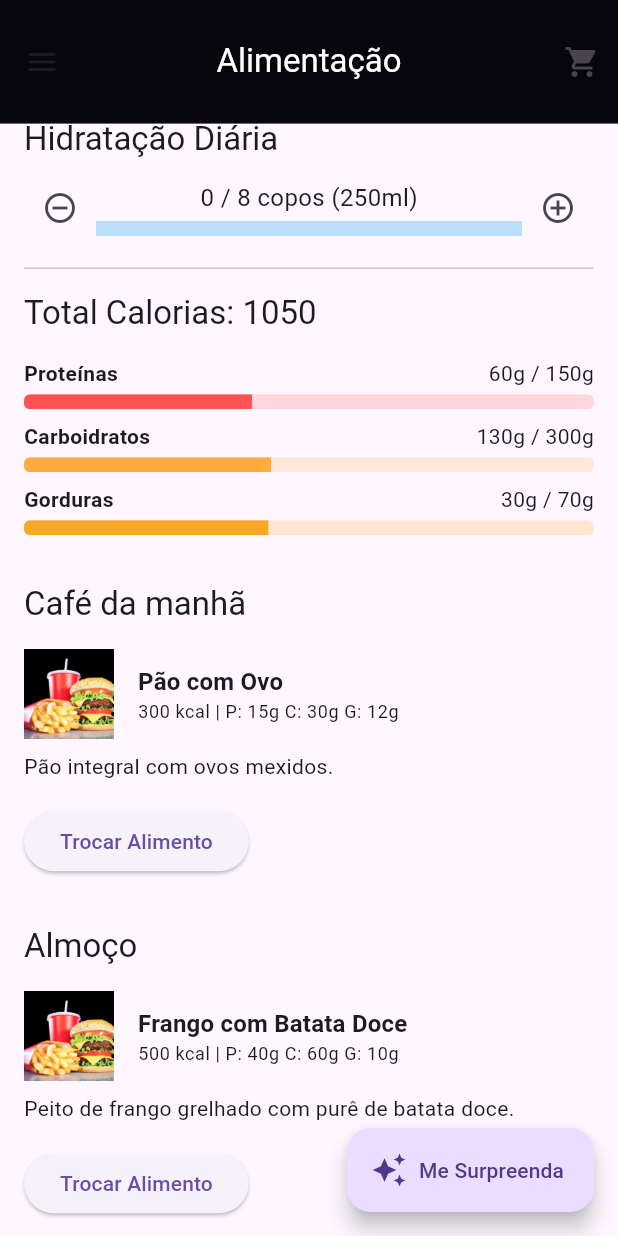
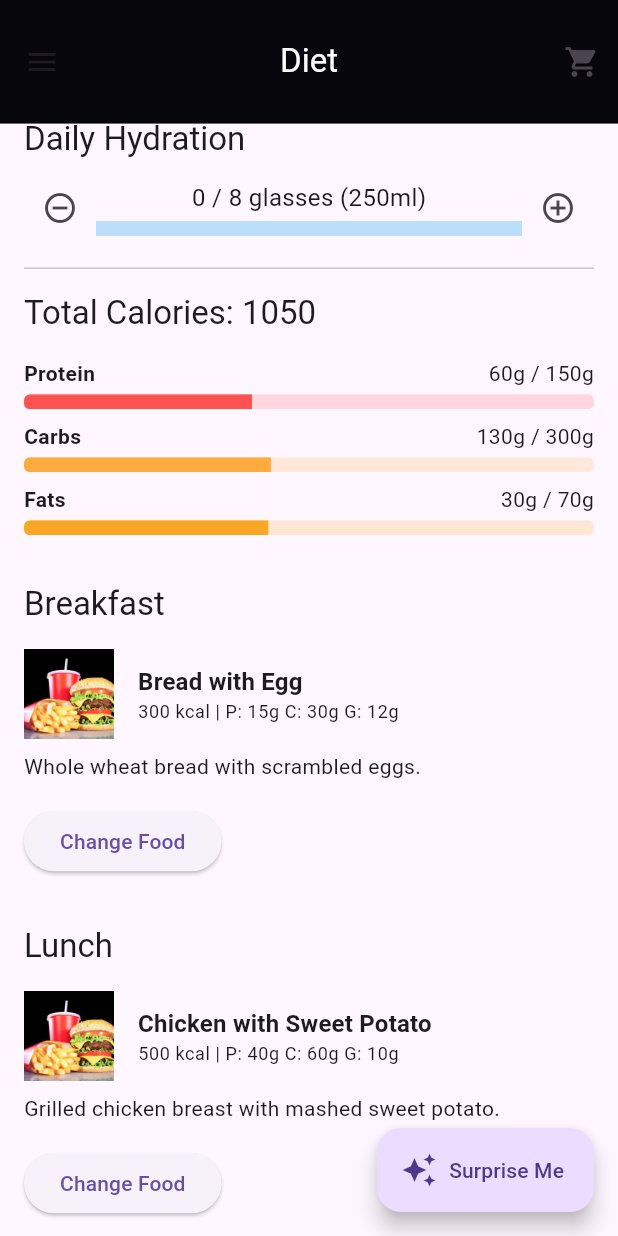
Before and after one commit to juninmd/my-food, a Flutter app: the screen it shows after launch, scrolled down 164 dp, on a phone screen of 412 x 824 dp. Run offline on Flutter 3.47's test engine with Material 3 defaults, Android fonts, the phone set to English and light mode, and no system bars; our stand-ins replace carousel_slider, shared_preferences; network calls fail.

Commit message:
feat: implement localization (l10n) and update roadmap
- Add `flutter_localizations` and `intl` dependencies.
- Configure `l10n.yaml` to generate localization files in `lib/l10n/generated`.
- Create `lib/l10n/app_en.arb` and `lib/l10n/app_pt.arb` with comprehensive string keys.
- Refactor `BmiCalculator` to return `BmiCategory` enum for localized UI handling.
- Refactor `MealData` to support localized content via `AppLocalizations`.
- Refactor `MealPage`, `ShoppingListPage`, `RandomRecipePage`, and `BMICalculatorPage` to use localized strings.
- Update `main.dart` with localization delegates and supported locales.
- Update all relevant tests to use localized context and English expectations.
- Mark "Persistent Storage" and "Localization" as completed in `AGENTS.md`.

Co-authored-by: juninmd <6952134+juninmd@users.noreply.github.com>

```diff
--- /dev/null
+++ b/l10n.yaml
@@ -0,0 +1,5 @@
+arb-dir: lib/l10n
+template-arb-file: app_en.arb
+output-class: AppLocalizations
+output-dir: lib/l10n/generated
+synthetic-package: false
--- a/lib/data/meal_data.dart
+++ b/lib/data/meal_data.dart
@@ -1,102 +1,109 @@
+import 'package:my_food/l10n/generated/app_localizations.dart';
 import '../models/meal.dart';
 
 class MealData {
-  static const List<Meal> breakfastOptions = [
+  static List<Meal> getBreakfastOptions(AppLocalizations l10n) {
+    return [
       Meal(
-      name: 'Pão com Ovo',
+        name: l10n.mealBreadWithEggName,
         imagePath: 'assets/images/lanche.jpg',
         calories: 300,
         protein: 15,
         carbs: 30,
         fat: 12,
-      description: 'Pão integral com ovos mexidos.',
-      ingredients: ['Pão integral', 'Ovos', 'Manteiga', 'Sal'],
+        description: l10n.mealBreadWithEggDesc,
+        ingredients: [l10n.ingWholeWheatBread, l10n.ingEggs, l10n.ingButter, l10n.ingSalt],
       ),
       Meal(
-      name: 'Mingau de Aveia',
+        name: l10n.mealOatmealName,
         imagePath: 'assets/images/lanche.jpg',
         calories: 250,
         protein: 8,
         carbs: 45,
         fat: 5,
-      description: 'Aveia cozida com leite e canela.',
-      ingredients: ['Aveia', 'Leite', 'Canela', 'Açúcar'],
+        description: l10n.mealOatmealDesc,
+        ingredients: [l10n.ingOats, l10n.ingMilk, l10n.ingCinnamon, l10n.ingSugar],
       ),
       Meal(
-      name: 'Frutas com Iogurte',
+        name: l10n.mealFruitYogurtName,
         imagePath: 'assets/images/lanche.jpg',
         calories: 200,
         protein: 6,
         carbs: 40,
         fat: 2,
-      description: 'Salada de frutas com iogurte natural.',
-      ingredients: ['Banana', 'Maçã', 'Iogurte Natural', 'Mel'],
+        description: l10n.mealFruitYogurtDesc,
+        ingredients: [l10n.ingBanana, l10n.ingApple, l10n.ingNaturalYogurt, l10n.ingHoney],
       ),
     ];
+  }
 
-  static const List<Meal> lunchOptions = [
+  static List<Meal> getLunchOptions(AppLocalizations l10n) {
+    return [
       Meal(
-      name: 'Frango com Batata Doce',
+        name: l10n.mealChickenSweetPotatoName,
         imagePath: 'assets/images/lanche.jpg',
         calories: 500,
         protein: 40,
         carbs: 60,
         fat: 10,
-      description: 'Peito de frango grelhado com purê de batata doce.',
-      ingredients: ['Peito de frango', 'Batata doce', 'Azeite', 'Sal'],
+        description: l10n.mealChickenSweetPotatoDesc,
+        ingredients: [l10n.ingChickenBreast, l10n.ingSweetPotato, l10n.ingOliveOil, l10n.ingSalt],
       ),
       Meal(
-      name: 'Salada Ceasar',
+        name: l10n.mealCaesarSaladName,
         imagePath: 'assets/images/lanche.jpg',
         calories: 400,
         protein: 25,
         carbs: 15,
         fat: 25,
-      description: 'Alface, croutons e molho especial.',
-      ingredients: ['Alface', 'Croutons', 'Queijo parmesão', 'Molho Caesar', 'Frango'],
+        description: l10n.mealCaesarSaladDesc,
+        ingredients: [l10n.ingLettuce, l10n.ingCroutons, l10n.ingParmesanCheese, l10n.ingCaesarSauce, l10n.ingChicken],
       ),
       Meal(
-      name: 'Peixe Grelhado',
+        name: l10n.mealGrilledFishName,
         imagePath: 'assets/images/lanche.jpg',
         calories: 450,
         protein: 35,
         carbs: 20,
         fat: 20,
-      description: 'Filé de tilápia com legumes.',
-      ingredients: ['Tilápia', 'Brócolis', 'Cenoura', 'Azeite'],
+        description: l10n.mealGrilledFishDesc,
+        ingredients: [l10n.ingTilapia, l10n.ingBroccoli, l10n.ingCarrot, l10n.ingOliveOil],
       ),
     ];
+  }
 
-  static const List<Meal> dinnerOptions = [
+  static List<Meal> getDinnerOptions(AppLocalizations l10n) {
+    return [
       Meal(
-      name: 'Sopa de Legumes',
+        name: l10n.mealVegetableSoupName,
         imagePath: 'assets/images/lanche.jpg',
         calories: 250,
         protein: 5,
         carbs: 40,
         fat: 8,
-      description: 'Sopa leve com variedade de legumes.',
-      ingredients: ['Batata', 'Cenoura', 'Abobrinha', 'Cebola', 'Alho'],
+        description: l10n.mealVegetableSoupDesc,
+        ingredients: [l10n.ingPotato, l10n.ingCarrot, l10n.ingZucchini, l10n.ingOnion, l10n.ingGarlic],
       ),
       Meal(
-      name: 'Omelete de Queijo',
+        name: l10n.mealCheeseOmeletName,
         imagePath: 'assets/images/lanche.jpg',
         calories: 350,
         protein: 20,
         carbs: 5,
         fat: 28,
-      description: 'Omelete recheado com queijo minas.',
-      ingredients: ['Ovos', 'Queijo minas', 'Orégano', 'Sal'],
+        description: l10n.mealCheeseOmeletDesc,
+        ingredients: [l10n.ingEggs, l10n.ingMinasCheese, l10n.ingOregano, l10n.ingSalt],
       ),
       Meal(
-      name: 'Sanduíche Natural',
+        name: l10n.mealNaturalSandwichName,
         imagePath: 'assets/images/lanche.jpg',
         calories: 300,
         protein: 15,
         carbs: 35,
         fat: 10,
-      description: 'Pão de forma com patê de atum.',
-      ingredients: ['Pão de forma', 'Atum', 'Maionese', 'Alface'],
+        description: l10n.mealNaturalSandwichDesc,
+        ingredients: [l10n.ingSlicedBread, l10n.ingTuna, l10n.ingMayonnaise, l10n.ingLettuce],
       ),
     ];
   }
+}
--- /dev/null
+++ b/lib/l10n/app_en.arb
@@ -0,0 +1,109 @@
+{
+  "appTitle": "My Food",
+  "bmiTitle": "BMI Calculator",
+  "bmiCalculateTitle": "Calculate your Body Mass Index",
+  "bmiWeightLabel": "Weight (kg)",
+  "bmiHeightLabel": "Height (cm)",
+  "bmiCalculateButton": "CALCULATE",
+  "bmiResultLabel": "Your BMI is:",
+  "bmiErrorInvalidInput": "Please enter valid values.",
+  "bmiUnderweight": "Underweight",
+  "bmiNormal": "Normal weight",
+  "bmiOverweight": "Overweight",
+  "bmiObesity": "Obesity",
+  "shoppingListTitle": "Shopping List",
+  "shoppingListClipboardTitle": "Shopping List:",
+  "shoppingListCopied": "List copied to clipboard!",
+  "shoppingListCopyTooltip": "Copy list",
+  "randomRecipeTitle": "Surprise Recipe",
+  "randomRecipeRetry": "Try Again",
+  "randomRecipeErrorPrefix": "Error: ",
+  "randomRecipeNoName": "No name",
+  "randomRecipeCategoryPrefix": "Category: ",
+  "randomRecipeNA": "N/A",
+  "randomRecipeInstructions": "Instructions:",
+  "randomRecipeNoInstructions": "No instructions available.",
+  "randomRecipeNew": "New Recipe",
+  "randomRecipeNoData": "No data found.",
+  "mealBreadWithEggName": "Bread with Egg",
+  "mealBreadWithEggDesc": "Whole wheat bread with scrambled eggs.",
+  "mealOatmealName": "Oatmeal",
+  "mealOatmealDesc": "Oats cooked with milk and cinnamon.",
+  "mealFruitYogurtName": "Fruit with Yogurt",
+  "mealFruitYogurtDesc": "Fruit salad with natural yogurt.",
+  "mealChickenSweetPotatoName": "Chicken with Sweet Potato",
+  "mealChickenSweetPotatoDesc": "Grilled chicken breast with mashed sweet potato.",
+  "mealCaesarSaladName": "Caesar Salad",
+  "mealCaesarSaladDesc": "Lettuce, croutons and special sauce.",
+  "mealGrilledFishName": "Grilled Fish",
+  "mealGrilledFishDesc": "Tilapia fillet with vegetables.",
+  "mealVegetableSoupName": "Vegetable Soup",
+  "mealVegetableSoupDesc": "Light soup with a variety of vegetables.",
+  "mealCheeseOmeletName": "Cheese Omelet",
+  "mealCheeseOmeletDesc": "Omelet stuffed with minas cheese.",
+  "mealNaturalSandwichName": "Natural Sandwich",
+  "mealNaturalSandwichDesc": "Sliced bread with tuna pate.",
+  "ingWholeWheatBread": "Whole wheat bread",
+  "ingEggs": "Eggs",
+  "ingButter": "Butter",
+  "ingSalt": "Salt",
+  "ingOats": "Oats",
+  "ingMilk": "Milk",
+  "ingCinnamon": "Cinnamon",
+  "ingSugar": "Sugar",
+  "ingBanana": "Banana",
+  "ingApple": "Apple",
+  "ingNaturalYogurt": "Natural Yogurt",
+  "ingHoney": "Honey",
+  "ingChickenBreast": "Chicken breast",
+  "ingSweetPotato": "Sweet potato",
+  "ingOliveOil": "Olive oil",
+  "ingLettuce": "Lettuce",
+  "ingCroutons": "Croutons",
+  "ingParmesanCheese": "Parmesan cheese",
+  "ingCaesarSauce": "Caesar sauce",
+  "ingChicken": "Chicken",
+  "ingTilapia": "Tilapia",
+  "ingBroccoli": "Broccoli",
+  "ingCarrot": "Carrot",
+  "ingPotato": "Potato",
+  "ingZucchini": "Zucchini",
+  "ingOnion": "Onion",
+  "ingGarlic": "Garlic",
+  "ingMinasCheese": "Minas cheese",
+  "ingOregano": "Oregano",
+  "ingSlicedBread": "Sliced bread",
+  "ingTuna": "Tuna",
+  "ingMayonnaise": "Mayonnaise",
+  "mealPageTitle": "Diet",
+  "menuTitle": "Menu",
+  "dailyHydration": "Daily Hydration",
+  "hydrationStatus": "{glasses} / {target} glasses (250ml)",
+  "@hydrationStatus": {
+    "placeholders": {
+      "glasses": {
+        "type": "int"
+      },
+      "target": {
+        "type": "int"
+      }
+    }
+  },
+  "totalCalories": "Total Calories: {calories}",
+  "@totalCalories": {
+    "placeholders": {
+      "calories": {
+        "type": "int"
+      }
+    }
+  },
+  "macroProtein": "Protein",
+  "macroCarbs": "Carbs",
+  "macroFat": "Fats",
+  "mealBreakfast": "Breakfast",
+  "mealLunch": "Lunch",
+  "mealDinner": "Dinner",
+  "surpriseMeButton": "Surprise Me",
+  "changeFoodButton": "Change Food",
+  "selectFoodTitle": "Select a food:"
+}
--- a/lib/main.dart
+++ b/lib/main.dart
@@ -1,4 +1,6 @@
 import 'package:flutter/material.dart';
+import 'package:flutter_localizations/flutter_localizations.dart';
+import 'package:my_food/l10n/generated/app_localizations.dart';
 import 'pages/meal_page.dart';
 
 void main() {
@@ -13,6 +15,16 @@ class MyApp extends StatelessWidget {
   Widget build(BuildContext context) {
     return MaterialApp(
       title: 'My Food',
+      localizationsDelegates: const [
+        AppLocalizations.delegate,
+        GlobalMaterialLocalizations.delegate,
+        GlobalWidgetsLocalizations.delegate,
+        GlobalCupertinoLocalizations.delegate,
+      ],
+      supportedLocales: const [
+        Locale('en'), // English
+        Locale('pt'), // Portuguese
+      ],
       theme: ThemeData(
         primarySwatch: Colors.green,
         visualDensity: VisualDensity.adaptivePlatformDensity,
--- a/lib/pages/meal_page.dart
+++ b/lib/pages/meal_page.dart
@@ -3,6 +3,7 @@ import 'dart:math';
 import 'package:carousel_slider/carousel_slider.dart';
 import 'package:flutter/material.dart';
 import 'package:shared_preferences/shared_preferences.dart';
+import 'package:my_food/l10n/generated/app_localizations.dart';
 import '../models/meal.dart';
 import '../data/meal_data.dart';
 import '../data/diet_constants.dart';
@@ -24,9 +25,9 @@ class MealPage extends StatefulWidget {
 }
 
 class _MealPageState extends State<MealPage> {
-  late Meal _breakfast;
-  late Meal _lunch;
-  late Meal _dinner;
+  int _breakfastIndex = 0;
+  int _lunchIndex = 0;
+  int _dinnerIndex = 0;
   int _waterGlasses = 0;
   final int _targetGlasses = DietConstants.waterGlassTarget;
   late Future<String> _quoteFuture;
@@ -36,9 +37,6 @@ class _MealPageState extends State<MealPage> {
   void initState() {
     super.initState();
     _apiService = widget.apiService ?? ApiService();
-    _breakfast = MealData.breakfastOptions[0];
-    _lunch = MealData.lunchOptions[0];
-    _dinner = MealData.dinnerOptions[0];
     _quoteFuture = _apiService.fetchQuote();
     _loadState();
   }
@@ -48,21 +46,9 @@ class _MealPageState extends State<MealPage> {
     if (!mounted) return;
     setState(() {
       _waterGlasses = prefs.getInt('water_glasses') ?? 0;
-
-      int breakfastIndex = prefs.getInt('breakfast_index') ?? 0;
-      if (breakfastIndex >= 0 && breakfastIndex < MealData.breakfastOptions.length) {
-        _breakfast = MealData.breakfastOptions[breakfastIndex];
-      }
-
-      int lunchIndex = prefs.getInt('lunch_index') ?? 0;
-      if (lunchIndex >= 0 && lunchIndex < MealData.lunchOptions.length) {
-        _lunch = MealData.lunchOptions[lunchIndex];
-      }
-
-      int dinnerIndex = prefs.getInt('dinner_index') ?? 0;
-      if (dinnerIndex >= 0 && dinnerIndex < MealData.dinnerOptions.length) {
-        _dinner = MealData.dinnerOptions[dinnerIndex];
-      }
+      _breakfastIndex = prefs.getInt('breakfast_index') ?? 0;
+      _lunchIndex = prefs.getInt('lunch_index') ?? 0;
+      _dinnerIndex = prefs.getInt('dinner_index') ?? 0;
     });
   }
 
@@ -92,27 +78,28 @@ class _MealPageState extends State<MealPage> {
   }
 
   void _surpriseMe() {
+    final l10n = AppLocalizations.of(context)!;
+    final breakfastOptions = MealData.getBreakfastOptions(l10n);
+    final lunchOptions = MealData.getLunchOptions(l10n);
+    final dinnerOptions = MealData.getDinnerOptions(l10n);
+
     setState(() {
       final random = Random();
-      final breakfastIndex = random.nextInt(MealData.breakfastOptions.length);
-      final lunchIndex = random.nextInt(MealData.lunchOptions.length);
-      final dinnerIndex = random.nextInt(MealData.dinnerOptions.length);
+      _breakfastIndex = random.nextInt(breakfastOptions.length);
+      _lunchIndex = random.nextInt(lunchOptions.length);
+      _dinnerIndex = random.nextInt(dinnerOptions.length);
 
-      _breakfast = MealData.breakfastOptions[breakfastIndex];
-      _lunch = MealData.lunchOptions[lunchIndex];
-      _dinner = MealData.dinnerOptions[dinnerIndex];
-
-      _saveMealPlan(breakfastIndex, lunchIndex, dinnerIndex);
+      _saveMealPlan(_breakfastIndex, _lunchIndex, _dinnerIndex);
 
       _quoteFuture = _apiService.fetchQuote();
     });
   }
 
-  void _openShoppingList() {
+  void _openShoppingList(Meal breakfast, Meal lunch, Meal dinner) {
     List<String> allIngredients = [];
-    allIngredients.addAll(_breakfast.ingredients);
-    allIngredients.addAll(_lunch.ingredients);
-    allIngredients.addAll(_dinner.ingredients);
+    allIngredients.addAll(breakfast.ingredients);
+    allIngredients.addAll(lunch.ingredients);
+    allIngredients.addAll(dinner.ingredients);
 
     Navigator.push(
       context,
@@ -124,24 +111,38 @@ class _MealPageState extends State<MealPage> {
 
   @override
   Widget build(BuildContext context) {
+    final l10n = AppLocalizations.of(context)!;
     Size size = MediaQuery.of(context).size;
-    int totalCalories = _breakfast.calories + _lunch.calories + _dinner.calories;
-    int totalProtein = _breakfast.protein + _lunch.protein + _dinner.protein;
-    int totalCarbs = _breakfast.carbs + _lunch.carbs + _dinner.carbs;
-    int totalFat = _breakfast.fat + _lunch.fat + _dinner.fat;
+
+    final breakfastOptions = MealData.getBreakfastOptions(l10n);
+    final lunchOptions = MealData.getLunchOptions(l10n);
+    final dinnerOptions = MealData.getDinnerOptions(l10n);
+
+    if (_breakfastIndex >= breakfastOptions.length) _breakfastIndex = 0;
+    if (_lunchIndex >= lunchOptions.length) _lunchIndex = 0;
+    if (_dinnerIndex >= dinnerOptions.length) _dinnerIndex = 0;
+
+    final breakfast = breakfastOptions[_breakfastIndex];
+    final lunch = lunchOptions[_lunchIndex];
+    final dinner = dinnerOptions[_dinnerIndex];
+
+    int totalCalories = breakfast.calories + lunch.calories + dinner.calories;
+    int totalProtein = breakfast.protein + lunch.protein + dinner.protein;
+    int totalCarbs = breakfast.carbs + lunch.carbs + dinner.carbs;
+    int totalFat = breakfast.fat + lunch.fat + dinner.fat;
 
     return Scaffold(
       drawer: Drawer(
         child: ListView(
           padding: EdgeInsets.zero,
           children: [
-            const DrawerHeader(
-              decoration: BoxDecoration(
+            DrawerHeader(
+              decoration: const BoxDecoration(
                 color: Colors.black,
               ),
               child: Text(
-                'Menu',
-                style: TextStyle(
+                l10n.menuTitle,
+                style: const TextStyle(
                   color: Colors.white,
                   fontSize: 24,
                 ),
@@ -149,7 +150,7 @@ class _MealPageState extends State<MealPage> {
             ),
             ListTile(
               leading: const Icon(Icons.calculate),
-              title: const Text('Calculadora IMC'),
+              title: Text(l10n.bmiTitle),
               onTap: () {
                 Navigator.pop(context);
                 Navigator.push(
@@ -160,7 +161,7 @@ class _MealPageState extends State<MealPage> {
             ),
             ListTile(
               leading: const Icon(Icons.restaurant_menu),
-              title: const Text('Receita Surpresa'),
+              title: Text(l10n.randomRecipeTitle),
               onTap: () {
                 Navigator.pop(context);
                 Navigator.push(
@@ -181,17 +182,17 @@ class _MealPageState extends State<MealPage> {
               toolbarHeight: size.height * 0.1,
               collapsedHeight: size.height * 0.1,
               expandedHeight: size.height * 0.2,
-              title: const Text(
-                "Alimentação",
-                style: TextStyle(color: Colors.white),
+              title: Text(
+                l10n.mealPageTitle,
+                style: const TextStyle(color: Colors.white),
               ),
               centerTitle: true,
               backgroundColor: Colors.black,
               actions: [
                 IconButton(
                   icon: const Icon(Icons.shopping_cart),
-                  onPressed: _openShoppingList,
-                  tooltip: 'Lista de Compras',
+                  onPressed: () => _openShoppingList(breakfast, lunch, dinner),
+                  tooltip: l10n.shoppingListTitle,
                 ),
               ],
               flexibleSpace: FlexibleSpaceBar(
@@ -252,7 +253,7 @@ class _MealPageState extends State<MealPage> {
                       },
                     ),
                     Text(
-                      'Hidratação Diária',
+                      l10n.dailyHydration,
                       style: Theme.of(context).textTheme.titleLarge,
                     ),
                     const SizedBox(height: 8),
@@ -273,7 +274,7 @@ class _MealPageState extends State<MealPage> {
                           child: Column(
                             children: [
                               Text(
-                                '$_waterGlasses / $_targetGlasses copos (250ml)',
+                                l10n.hydrationStatus(_waterGlasses, _targetGlasses),
                                 style: const TextStyle(fontSize: 16),
                               ),
                               const SizedBox(height: 4),
@@ -299,46 +300,55 @@ class _MealPageState extends State<MealPage> {
                     ),
                     const Divider(height: 32),
                     Text(
-                      'Total Calorias: $totalCalories',
+                      l10n.totalCalories(totalCalories),
                       style: Theme.of(context).textTheme.titleLarge,
                     ),
                     const SizedBox(height: 16),
-                    _buildMacroBar('Proteínas', totalProtein, DietConstants.proteinTarget, Colors.redAccent),
+                    _buildMacroBar(l10n.macroProtein, totalProtein, DietConstants.proteinTarget, Colors.redAccent),
                     const SizedBox(height: 8),
-                    _buildMacroBar('Carboidratos', totalCarbs, DietConstants.carbsTarget, Colors.orangeAccent),
+                    _buildMacroBar(l10n.macroCarbs, totalCarbs, DietConstants.carbsTarget, Colors.orangeAccent),
                     const SizedBox(height: 8),
-                    _buildMacroBar('Gorduras', totalFat, DietConstants.fatTarget, Colors.yellow[800]!),
+                    _buildMacroBar(l10n.macroFat, totalFat, DietConstants.fatTarget, Colors.yellow[800]!),
                   ],
                 ),
               ),
               _buildMealSection(
                 context,
-                'Café da manhã',
-                _breakfast,
-                MealData.breakfastOptions,
+                l10n.mealBreakfast,
+                breakfast,
+                breakfastOptions,
                 (meal) {
-                  setState(() => _breakfast = meal);
-                  _saveSingleMeal('breakfast_index', MealData.breakfastOptions.indexOf(meal));
+                  final index = breakfastOptions.indexOf(meal);
+                  setState(() {
+                    _breakfastIndex = index;
+                    _saveSingleMeal('breakfast_index', index);
+                  });
                 },
               ),
               _buildMealSection(
                 context,
-                'Almoço',
-                _lunch,
-                MealData.lunchOptions,
+                l10n.mealLunch,
+                lunch,
+                lunchOptions,
                 (meal) {
-                  setState(() => _lunch = meal);
-                  _saveSingleMeal('lunch_index', MealData.lunchOptions.indexOf(meal));
+                  final index = lunchOptions.indexOf(meal);
+                  setState(() {
+                    _lunchIndex = index;
+                    _saveSingleMeal('lunch_index', index);
+                  });
                 },
               ),
               _buildMealSection(
                 context,
-                'Jantar',
-                _dinner,
-                MealData.dinnerOptions,
+                l10n.mealDinner,
+                dinner,
+                dinnerOptions,
                 (meal) {
-                  setState(() => _dinner = meal);
-                  _saveSingleMeal('dinner_index', MealData.dinnerOptions.indexOf(meal));
+                  final index = dinnerOptions.indexOf(meal);
+                  setState(() {
+                    _dinnerIndex = index;
+                    _saveSingleMeal('dinner_index', index);
+                  });
                 },
               ),
             ],
@@ -347,7 +357,7 @@ class _MealPageState extends State<MealPage> {
       floatingActionButton: FloatingActionButton.extended(
         onPressed: _surpriseMe,
         icon: const Icon(Icons.auto_awesome),
-        label: const Text('Me Surpreenda'),
+        label: Text(l10n.surpriseMeButton),
       ),
     );
   }
@@ -372,7 +382,7 @@ class _MealPageState extends State<MealPage> {
           child: LinearProgressIndicator(
             value: progress,
             // ignore: deprecated_member_use
-            backgroundColor: color.withOpacity(0.2),
+            backgroundColor: color.withValues(alpha: 0.2),
             valueColor: AlwaysStoppedAnimation<Color>(color),
             minHeight: 10,
           ),
@@ -383,6 +393,7 @@ class _MealPageState extends State<MealPage> {
 
   Widget _buildMealSection(
       BuildContext context, String title, Meal currentMeal, List<Meal> options, Function(Meal) onSelect) {
+    final l10n = AppLocalizations.of(context)!;
     return Padding(
       padding: const EdgeInsets.all(16.0),
       child: Column(
@@ -430,11 +441,11 @@ class _MealPageState extends State<MealPage> {
                     height: 400,
                     child: Column(
                       children: [
-                        const Padding(
-                          padding: EdgeInsets.all(8.0),
+                        Padding(
+                          padding: const EdgeInsets.all(8.0),
                           child: Text(
-                            'Selecione um alimento:',
-                            style: TextStyle(
+                            l10n.selectFoodTitle,
+                            style: const TextStyle(
                               fontSize: 20,
                               fontWeight: FontWeight.bold,
                             ),
@@ -466,7 +477,7 @@ class _MealPageState extends State<MealPage> {
                 },
               );
             },
-            child: const Text('Trocar Alimento'),
+            child: Text(l10n.changeFoodButton),
           ),
         ],
       ),
--- a/pubspec.yaml
+++ b/pubspec.yaml
@@ -37,6 +37,9 @@ dependencies:
   # The following adds the Cupertino Icons font to your application.
   # Use with the CupertinoIcons class for iOS style icons.
   cupertino_icons: ^1.0.8
+  flutter_localizations:
+    sdk: flutter
+  intl: ^0.20.2
 
 dev_dependencies:
   flutter_test:
@@ -54,6 +57,7 @@ dev_dependencies:
 
 # The following section is specific to Flutter packages.
 flutter:
+  generate: true
 
   # The following line ensures that the Material Icons font is
   # included with your application, so that you can use the icons in
```
Also changed, not shown: lib/l10n/app_pt.arb (added, +109 -0 lines), lib/pages/bmi_page.dart (+37 -21 lines), lib/pages/random_recipe_page.dart (+14 -11 lines), lib/pages/shopping_list_page.dart (+9 -6 lines), lib/utils/bmi_calculator.dart (+8 -6 lines), lib/l10n/generated/app_localizations.dart (added), lib/l10n/generated/app_localizations_en.dart (added), lib/l10n/generated/app_localizations_pt.dart (added), pubspec.lock, 9 other files. Lines whose indentation alone changed are shown as unchanged.
